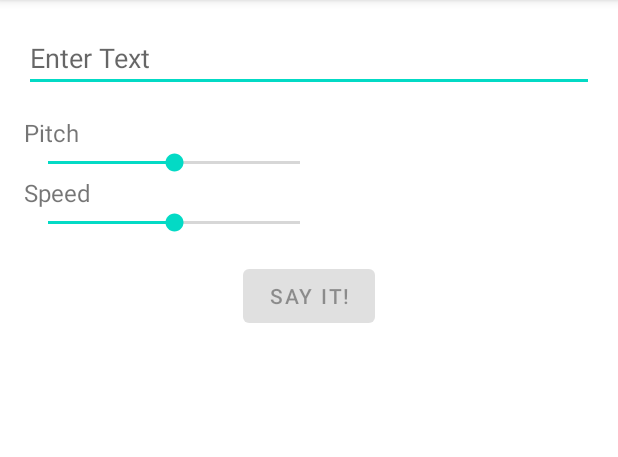
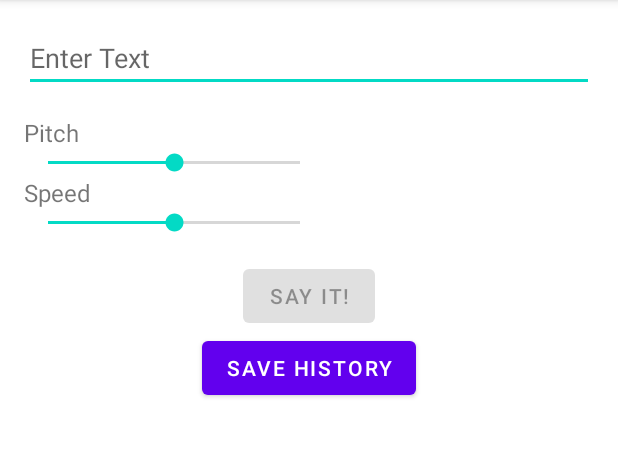
Before and after one commit to TalviaTasnim/Talvia-CSE327.5_Fall2020, an Android app: the TextToSpeechExample screen opened directly, with no data from a screen before it, on a phone screen of 412 x 824 dp, the part 84-541 px from its top. Run offline under Robolectric (Android 15) with nearby library versions, the phone set to English and light mode, and no system bars.

Commit message:
Featuree#5 Store recent typed history

```diff
--- a/app/src/main/java/com/example/utsc/TextToSpeechExample.java
+++ b/app/src/main/java/com/example/utsc/TextToSpeechExample.java
@@ -6,9 +6,14 @@ import android.util.Log;
 import android.view.View;
 import android.widget.Button;
 import android.widget.EditText;
+import android.content.Intent;
 import android.widget.SeekBar;
+import android.widget.TextView;
+import android.widget.Toast;
 
 import androidx.appcompat.app.AppCompatActivity;
+
+import com.google.android.material.button.MaterialButtonToggleGroup;
 
 import java.util.Locale;
 
@@ -19,17 +24,39 @@ import java.util.Locale;
  */
 
 public class TextToSpeechExample extends AppCompatActivity {
+
     private TextToSpeech m_tts;
     private EditText m_edit_text;
     private SeekBar m_seekbar_pitch;
     private SeekBar m_seekbar_speed;
     private Button m_button_speak;
+     Button m_button;
+     String d;
+
 
     @Override
     protected void onCreate(Bundle savedInstanceState) {
         super.onCreate(savedInstanceState);
         setContentView(R.layout.activity_text_to_speech_example);
 
+        m_edit_text = (EditText) findViewById(R.id.edit_text) ;
+        m_button = (Button) findViewById(R.id.button_save);
+
+        m_button.setOnClickListener(new View.OnClickListener() {
+            @Override
+            public void onClick(View v) {
+                Intent intent = new Intent(TextToSpeechExample.this, SaveText.class);
+                d = m_edit_text.getText().toString();
+                intent.putExtra("Value", d);
+                startActivity(intent);
+                finish();
+                Toast.makeText(getApplicationContext(), "Data sent!", Toast.LENGTH_LONG).show();
+
+            }
+        });
+
+
+        m_edit_text = (EditText) findViewById(R.id.edit_text);
         m_button_speak = findViewById(R.id.button_speak);
         m_tts = new TextToSpeech(this, new TextToSpeech.OnInitListener() {
             @Override
@@ -47,6 +74,8 @@ public class TextToSpeechExample extends AppCompatActivity {
                 }
             }
         });
+
+
 
         /*
           Assigning variables
@@ -92,4 +121,8 @@ public class TextToSpeechExample extends AppCompatActivity {
         }
         super.onDestroy();
     }
+
+
+
+
 }
--- a/app/src/main/res/layout/activity_text_to_speech_example.xml
+++ b/app/src/main/res/layout/activity_text_to_speech_example.xml
@@ -43,4 +43,12 @@
         android:enabled="false"
         android:text="Say it!" />
 
+    <Button
+        android:id="@+id/button_save"
+        android:layout_width="wrap_content"
+        android:layout_height="wrap_content"
+        android:layout_gravity="center_horizontal"
+        android:enabled="true"
+        android:text="Save History" />
+
 </LinearLayout>
```
Also changed, not shown: app/src/main/java/com/example/utsc/SaveText.java (+11 -0 lines), app/src/main/res/layout/activity_save_text.xml (+12 -2 lines).
